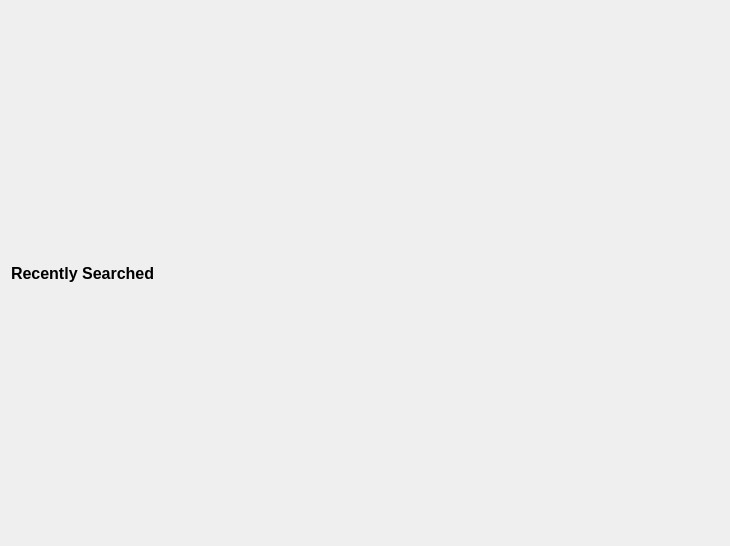
Qt form history.ui (nhuhoainam/CSgo-dictionary) before a commit.
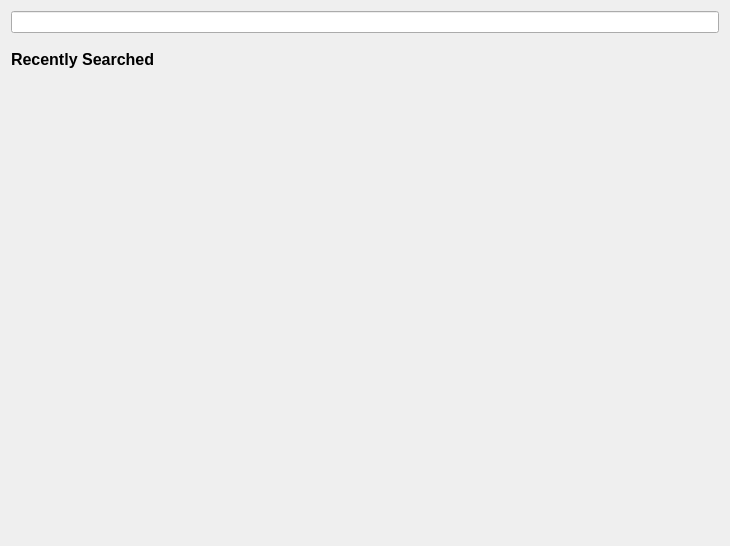
The same form after that commit. Custom widgets are drawn as their Qt base class.

What changed in the file:
```diff
--- a/history.ui
+++ b/history.ui
@@ -13,7 +13,10 @@
   <property name="windowTitle">
    <string>Form</string>
   </property>
-  <layout class="QVBoxLayout" name="verticalLayout" stretch="1,10">
+  <layout class="QVBoxLayout" name="verticalLayout" stretch="1,1,10,0">
+   <item>
+    <widget class="SearchBox" name="lineEdit"/>
+   </item>
    <item>
     <widget class="QLabel" name="label">
      <property name="font">
@@ -28,10 +31,30 @@
     </widget>
    </item>
    <item>
-    <layout class="QGridLayout" name="gridLayout"/>
+    <widget class="QWidget" name="widget" native="true"/>
+   </item>
+   <item>
+    <spacer name="verticalSpacer">
+     <property name="orientation">
+      <enum>Qt::Vertical</enum>
+     </property>
+     <property name="sizeHint" stdset="0">
+      <size>
+       <width>20</width>
+       <height>40</height>
+      </size>
+     </property>
+    </spacer>
    </item>
   </layout>
  </widget>
+ <customwidgets>
+  <customwidget>
+   <class>SearchBox</class>
+   <extends>QLineEdit</extends>
+   <header>searchbox.h</header>
+  </customwidget>
+ </customwidgets>
  <resources/>
  <connections/>
 </ui>
```
